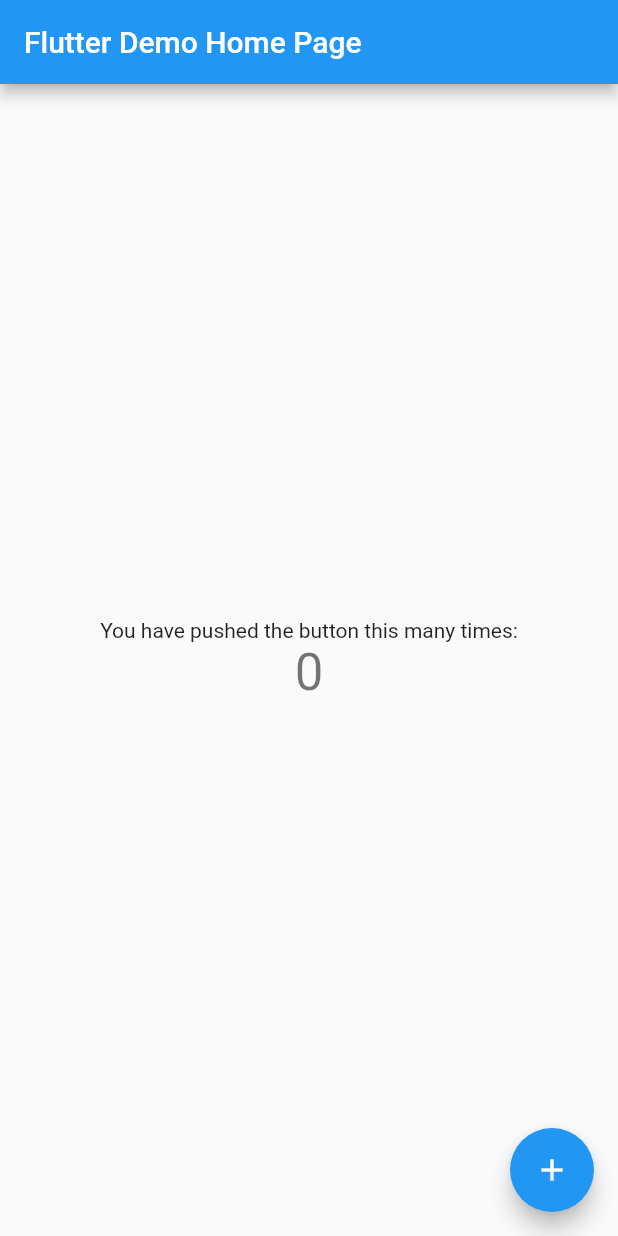
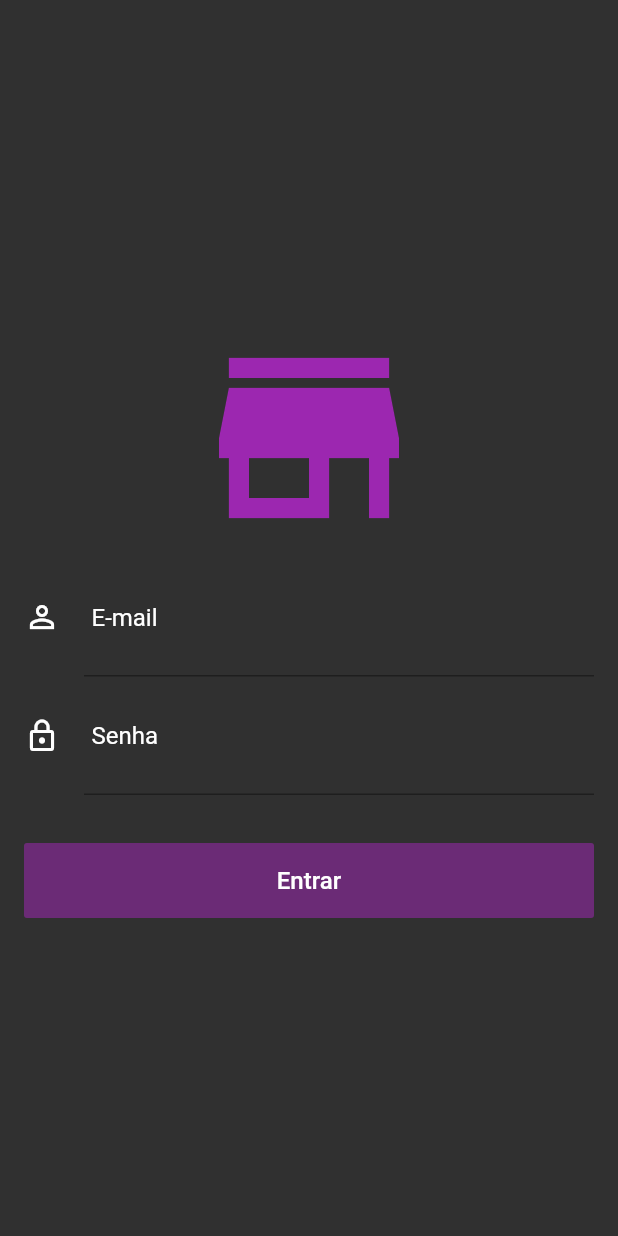
Before and after one commit to leoCardosoDev/flutterFB-app_gerenciar_loja, a Flutter app: the screen it shows after launch, on a phone screen of 412 x 824 dp. Run offline on Flutter 3.47's test engine with Material 2 defaults, Android fonts, the phone set to English and light mode, and no system bars; our stand-ins replace cloud_firestore, firebase_auth, rxdart; missing offline and left inert: bloc_pattern; accounts and stored records are empty.

Commit message:
Login Completed!

```diff
--- /dev/null
+++ b/lib/blocs/login_bloc.dart
@@ -0,0 +1,78 @@
+import 'dart:async';
+
+import 'package:bloc_pattern/bloc_pattern.dart';
+import 'package:cloud_firestore/cloud_firestore.dart';
+import 'package:firebase_auth/firebase_auth.dart';
+import 'package:gerenciarlojaapp/validators/login_validator.dart';
+import 'package:rxdart/rxdart.dart';
+
+enum LoginState { IDLE, LOADING, SUCCESS, FAIL }
+
+class LoginBloc extends BlocBase with LoginValidator {
+  final _emailController = BehaviorSubject<String>();
+  final _passwordController = BehaviorSubject<String>();
+  final _stateController = BehaviorSubject<LoginState>();
+
+  Stream<String> get outEmail => _emailController.stream.transform(validateEmail);
+  Stream<String> get outPassword => _passwordController.stream.transform(validatePassword);
+  Stream<LoginState> get outState => _stateController.stream;
+
+  Stream<bool> get outSubmitValid =>
+      Observable.combineLatest2(outEmail, outPassword, (a, b) => true);
+
+  Function(String) get changeEmail => _emailController.sink.add;
+  Function(String) get changePassword => _passwordController.sink.add;
+
+  final FirebaseAuth _auth = FirebaseAuth.instance;
+  final Firestore _db = Firestore.instance;
+
+  StreamSubscription _streamSubscription;
+
+  LoginBloc() {
+    _streamSubscription = _auth.onAuthStateChanged.listen((user) async {
+      if (user != null) {
+        if (await verifyPrivileges(user)) {
+          _stateController.add(LoginState.SUCCESS);
+        } else {
+          _auth.signOut();
+          _stateController.add(LoginState.FAIL);
+        }
+      } else {
+        _stateController.add(LoginState.IDLE);
+      }
+    });
+  }
+
+  void submit() {
+    final email = _emailController.value;
+    final password = _passwordController.value;
+
+    _stateController.add(LoginState.LOADING);
+
+    _auth.signInWithEmailAndPassword(email: email, password: password).catchError((e) {
+      _stateController.add(LoginState.FAIL);
+    });
+  }
+
+  Future<bool> verifyPrivileges(FirebaseUser user) async {
+    return await _db.collection('admins').document(user.uid).get().then((doc) {
+      if (doc.data != null) {
+        return true;
+      } else {
+        return false;
+      }
+    }).catchError((e) {
+      return false;
+    });
+  }
+
+  @override
+  void dispose() {
+    // TODO: implement dispose
+    _emailController.close();
+    _passwordController.close();
+    _stateController.close();
+
+    _streamSubscription.cancel();
+  }
+}
--- a/lib/main.dart
+++ b/lib/main.dart
@@ -1,117 +1,20 @@
 import 'package:flutter/material.dart';
+import 'package:gerenciarlojaapp/screens/login_screen.dart';
 
 void main() {
   runApp(MyApp());
 }
 
 class MyApp extends StatelessWidget {
-  // This widget is the root of your application.
   @override
   Widget build(BuildContext context) {
     return MaterialApp(
-      title: 'Flutter Demo',
+      title: 'Gerenciamento de Loja Virtual',
       theme: ThemeData(
-        // This is the theme of your application.
-        //
-        // Try running your application with "flutter run". You'll see the
-        // application has a blue toolbar. Then, without quitting the app, try
-        // changing the primarySwatch below to Colors.green and then invoke
-        // "hot reload" (press "r" in the console where you ran "flutter run",
-        // or simply save your changes to "hot reload" in a Flutter IDE).
-        // Notice that the counter didn't reset back to zero; the application
-        // is not restarted.
-        primarySwatch: Colors.blue,
-        // This makes the visual density adapt to the platform that you run
-        // the app on. For desktop platforms, the controls will be smaller and
-        // closer together (more dense) than on mobile platforms.
-        visualDensity: VisualDensity.adaptivePlatformDensity,
+        primaryColor: Colors.purple
       ),
-      home: MyHomePage(title: 'Flutter Demo Home Page'),
+      debugShowCheckedModeBanner: false,
+      home: LoginScreen(),
     );
   }
 }
-
-class MyHomePage extends StatefulWidget {
-  MyHomePage({Key key, this.title}) : super(key: key);
-
-  // This widget is the home page of your application. It is stateful, meaning
-  // that it has a State object (defined below) that contains fields that affect
-  // how it looks.
-
-  // This class is the configuration for the state. It holds the values (in this
-  // case the title) provided by the parent (in this case the App widget) and
-  // used by the build method of the State. Fields in a Widget subclass are
-  // always marked "final".
-
-  final String title;
-
-  @override
-  _MyHomePageState createState() => _MyHomePageState();
-}
-
-class _MyHomePageState extends State<MyHomePage> {
-  int _counter = 0;
-
-  void _incrementCounter() {
-    setState(() {
-      // This call to setState tells the Flutter framework that something has
-      // changed in this State, which causes it to rerun the build method below
-      // so that the display can reflect the updated values. If we changed
-      // _counter without calling setState(), then the build method would not be
-      // called again, and so nothing would appear to happen.
-      _counter++;
-    });
-  }
-
-  @override
-  Widget build(BuildContext context) {
-    // This method is rerun every time setState is called, for instance as done
-    // by the _incrementCounter method above.
-    //
-    // The Flutter framework has been optimized to make rerunning build methods
-    // fast, so that you can just rebuild anything that needs updating rather
-    // than having to individually change instances of widgets.
-    return Scaffold(
-      appBar: AppBar(
-        // Here we take the value from the MyHomePage object that was created by
-        // the App.build method, and use it to set our appbar title.
-        title: Text(widget.title),
-      ),
-      body: Center(
-        // Center is a layout widget. It takes a single child and positions it
-        // in the middle of the parent.
-        child: Column(
-          // Column is also a layout widget. It takes a list of children and
-          // arranges them vertically. By default, it sizes itself to fit its
-          // children horizontally, and tries to be as tall as its parent.
-          //
-          // Invoke "debug painting" (press "p" in the console, choose the
-          // "Toggle Debug Paint" action from the Flutter Inspector in Android
-          // Studio, or the "Toggle Debug Paint" command in Visual Studio Code)
-          // to see the wireframe for each widget.
-          //
-          // Column has various properties to control how it sizes itself and
-          // how it positions its children. Here we use mainAxisAlignment to
-          // center the children vertically; the main axis here is the vertical
-          // axis because Columns are vertical (the cross axis would be
-          // horizontal).
-          mainAxisAlignment: MainAxisAlignment.center,
-          children: <Widget>[
-            Text(
-              'You have pushed the button this many times:',
-            ),
-            Text(
-              '$_counter',
-              style: Theme.of(context).textTheme.headline4,
-            ),
-          ],
-        ),
-      ),
-      floatingActionButton: FloatingActionButton(
-        onPressed: _incrementCounter,
-        tooltip: 'Increment',
-        child: Icon(Icons.add),
-      ), // This trailing comma makes auto-formatting nicer for build methods.
-    );
-  }
-}
--- /dev/null
+++ b/lib/screens/login_screen.dart
@@ -0,0 +1,119 @@
+import 'package:flutter/material.dart';
+import 'package:gerenciarlojaapp/blocs/login_bloc.dart';
+import 'package:gerenciarlojaapp/widgets/input_fields.dart';
+
+class LoginScreen extends StatefulWidget {
+  @override
+  _LoginScreenState createState() => _LoginScreenState();
+}
+
+class _LoginScreenState extends State<LoginScreen> {
+  final _loginBloc = LoginBloc();
+
+  @override
+  void initState() {
+    // TODO: implement initState
+    super.initState();
+
+    _loginBloc.outState.listen((state) {
+      switch (state) {
+        case LoginState.SUCCESS:
+          Navigator.of(context).pushReplacement(MaterialPageRoute(builder: (context) => null));
+          break;
+        case LoginState.FAIL:
+          showDialog(
+              context: context,
+              builder: (context) => AlertDialog(
+                    title: Text('Erro'),
+                    content: Text('Você não tem permissão para acessar esta área!'),
+                  ));
+          break;
+        case LoginState.LOADING:
+        case LoginState.IDLE:
+        default:
+      }
+    });
+  }
+
+  @override
+  Widget build(BuildContext context) {
+    return Scaffold(
+      backgroundColor: Colors.grey[850],
+      body: StreamBuilder<LoginState>(
+          stream: _loginBloc.outState,
+          initialData: LoginState.LOADING,
+          builder: (context, snapshot) {
+            switch (snapshot.data) {
+              case LoginState.LOADING:
+                return Center(
+                  child: CircularProgressIndicator(
+                    valueColor: AlwaysStoppedAnimation(Colors.purple),
+                  ),
+                );
+                break;
+              case LoginState.FAIL:
+              case LoginState.IDLE:
+              case LoginState.SUCCESS:
+              default:
+                return Stack(
+                  alignment: Alignment.center,
+                  children: <Widget>[
+                    Container(),
+                    SingleChildScrollView(
+                      child: Container(
+                        margin: EdgeInsets.all(16),
+                        child: Column(
+                          crossAxisAlignment: CrossAxisAlignment.stretch,
+                          children: <Widget>[
+                            Icon(
+                              Icons.store_mall_directory,
+                              color: Colors.purple,
+                              size: 160,
+                            ),
+                            InputFields(
+                              icon: Icons.person_outline,
+                              hint: "E-mail",
+                              obscure: false,
+                              stream: _loginBloc.outEmail,
+                              onChanged: _loginBloc.changeEmail,
+                            ),
+                            InputFields(
+                              icon: Icons.lock_outline,
+                              hint: "Senha",
+                              obscure: true,
+                              stream: _loginBloc.outPassword,
+                              onChanged: _loginBloc.changePassword,
+                            ),
+                            SizedBox(height: 32),
+                            StreamBuilder<bool>(
+                                stream: _loginBloc.outSubmitValid,
+                                builder: (context, snapshot) {
+                                  return SizedBox(
+                                    height: 50,
+                                    child: RaisedButton(
+                                      color: Colors.purple,
+                                      child: Text(
+                                        'Entrar',
+                                        style: TextStyle(
+                                          fontSize: 16,
+                                          fontWeight: FontWeight.w500,
+                                        ),
+                                      ),
+                                      textColor: Colors.white,
+                                      onPressed: snapshot.hasData ? _loginBloc.submit : null,
+                                      disabledColor: Colors.purple.withAlpha(140),
+                                    ),
+                                  );
+                                }),
+                          ],
+                        ),
+                      ),
+                    ),
+                  ],
+                );
+                break;
+            }
+          }),
+    );
+  }
+}
--- /dev/null
+++ b/lib/validators/login_validator.dart
@@ -0,0 +1,20 @@
+import 'dart:async';
+
+class LoginValidator {
+  final validateEmail = StreamTransformer<String, String>.fromHandlers(handleData: (email, sink) {
+    if (email.contains('@')) {
+      sink.add(email);
+    } else {
+      sink.addError('Insira um e-mail válido');
+    }
+  });
+
+  final validatePassword =
+      StreamTransformer<String, String>.fromHandlers(handleData: (password, sink) {
+    if (password.length > 5) {
+      sink.add(password);
+    } else {
+      sink.addError('Mínimo 6 caracteres');
+    }
+  });
+}
--- /dev/null
+++ b/lib/widgets/input_fields.dart
@@ -0,0 +1,37 @@
+import 'package:flutter/material.dart';
+
+
+class InputFields extends StatelessWidget {
+
+ final IconData icon;
+ final String hint;
+ final bool obscure;
+ final Stream<String> stream;
+ final Function(String) onChanged;
+
+ InputFields({this.icon, this.hint, this.obscure, this.stream, this.onChanged});
+
+  @override
+  Widget build(BuildContext context) {
+    return StreamBuilder<String>(
+      stream: stream,
+      builder: (context, snapshot) {
+        return TextField(
+         onChanged: onChanged,
+         decoration: InputDecoration(
+          errorText: snapshot.hasError ? snapshot.error : null,
+          contentPadding: EdgeInsets.fromLTRB(5, 30, 30, 30),
+          icon: Icon(icon, color: Colors.white,),
+          hintText: hint,
+          hintStyle: TextStyle(color: Colors.white),
+          focusedBorder: UnderlineInputBorder(
+           borderSide: BorderSide(color: Colors.purple),
+          ),
+         ),
+         style: TextStyle(color: Colors.white),
+         obscureText: obscure,
+        );
+      }
+    );
+  }
+}
```
